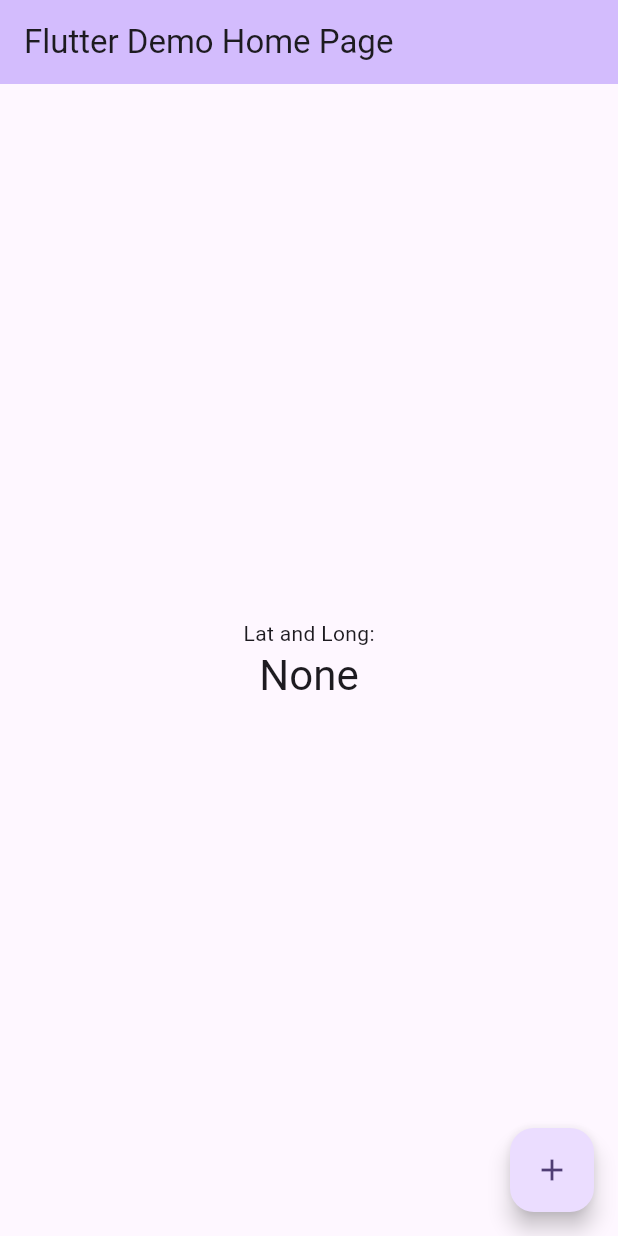
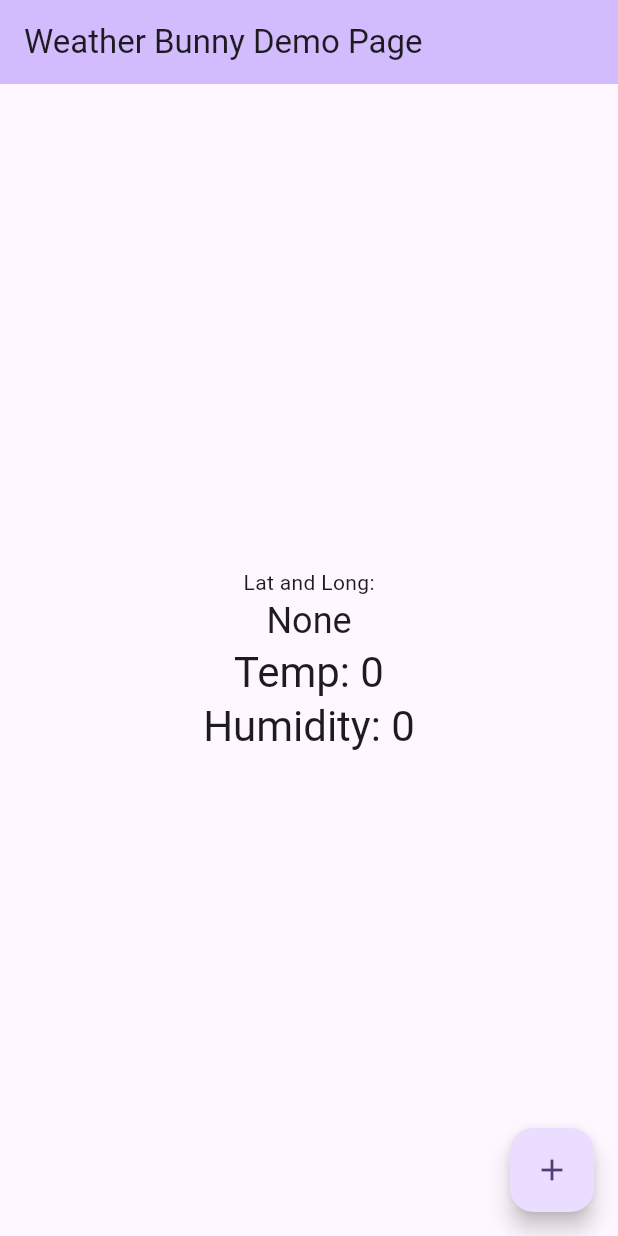
Before and after one commit to jerryrw/weather_bunny, a Flutter app: the screen it shows after launch, after a tap on the "add" icon, on a phone screen of 412 x 824 dp. Run offline on Flutter 3.47's test engine with Material 3 defaults, Android fonts, the phone set to English and light mode, and no system bars; our stand-ins replace geolocator.

Commit message:
fixed som async issues

```diff
--- a/lib/getlocation.dart
+++ b/lib/getlocation.dart
@@ -1,3 +1,4 @@
+//import 'dart:async';
 import 'package:geolocator/geolocator.dart';
 // Geolocator video - https://www.youtube.com/watch?v=9v44lAagZCI&t=9s
 // https://pub.dev/packages/geolocator
--- a/lib/main.dart
+++ b/lib/main.dart
@@ -1,4 +1,4 @@
-import 'dart:async';
+//import 'dart:async';
 //import 'dart:convert' as convert; //  for json conversion
 import 'package:flutter/material.dart';
 import 'getlocation.dart';
@@ -27,13 +27,13 @@ class MyApp extends StatelessWidget {
   @override
   Widget build(BuildContext context) {
     return MaterialApp(
-      title: 'Flutter Demo',
+      title: 'Weather Bunny',
       theme: ThemeData(
         // This is the theme of your application.
         colorScheme: ColorScheme.fromSeed(seedColor: Colors.deepPurple),
         useMaterial3: true,
       ),
-      home: const MyHomePage(title: 'Flutter Demo Home Page'),
+      home: const MyHomePage(title: 'Weather Bunny Demo Page'),
     );
   }
 }
@@ -51,8 +51,10 @@ class _MyHomePageState extends State<MyHomePage> {
   String lat = '0';
   String long = '0';
   String locationMessage = 'None'; // lat and long are null at startup
-//  String weatherString = '0';
+
   Map<String, dynamic> jsonMap = {};
+  String temperature = '0';
+  String humidity = '0';
 
   @override
   Widget build(BuildContext context) {
@@ -70,6 +72,14 @@ class _MyHomePageState extends State<MyHomePage> {
             ),
             Text(
               locationMessage, // lat and long as a string
+              style: Theme.of(context).textTheme.headlineSmall,
+            ),
+            Text(
+              'Temp: $temperature', // temp as a string
+              style: Theme.of(context).textTheme.headlineMedium,
+            ),
+            Text(
+              'Humidity: $humidity', // humidity as a string
               style: Theme.of(context).textTheme.headlineMedium,
             ),
           ],
@@ -83,17 +93,19 @@ class _MyHomePageState extends State<MyHomePage> {
             setState(() {
               locationMessage = 'Lat: $lat , Long: $long';
             });
-          });
-          // TODO for some reaon this will not update on the first call after running
-          // TODO propably need to do a blocking http request not async
-          callApi(latitude: lat, longitude: long)
-              .then((Map<String, dynamic> value) {
-            jsonMap = value;
-          });
-          Timer(Duration(seconds: 2), () {
-            // TODO this is a total kludge of a fix
-            print('From main: ${jsonMap['current']}');
-            //time, interval, temperature_2m, relative_humidity_2m
+            callApi(latitude: lat, longitude: long)
+                .then((Map<String, dynamic> value) {
+              jsonMap = value;
+              //current: time, interval, temperature_2m, relative_humidity_2m
+              //print(jsonMap['current']); // for debugging
+              setState(() {
+                temperature = jsonMap['current']['temperature_2m'].toString();
+                humidity =
+                    jsonMap['current']['relative_humidity_2m'].toString();
+              });
+              print('Temp: ${temperature} Humidity: ${humidity}');
+            });
+            print('Lat: ${lat}, Long: ${long}');
           });
         },
         tooltip: 'Increment',
```
